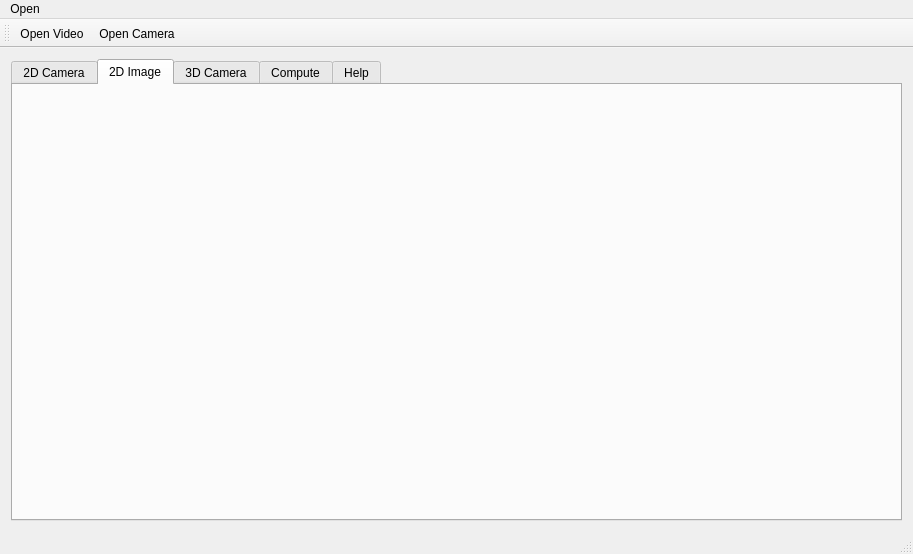
First picture: the form in mainwindow.ui, repository chenyangcheung/QinchuanCattleBMS, before the edit.
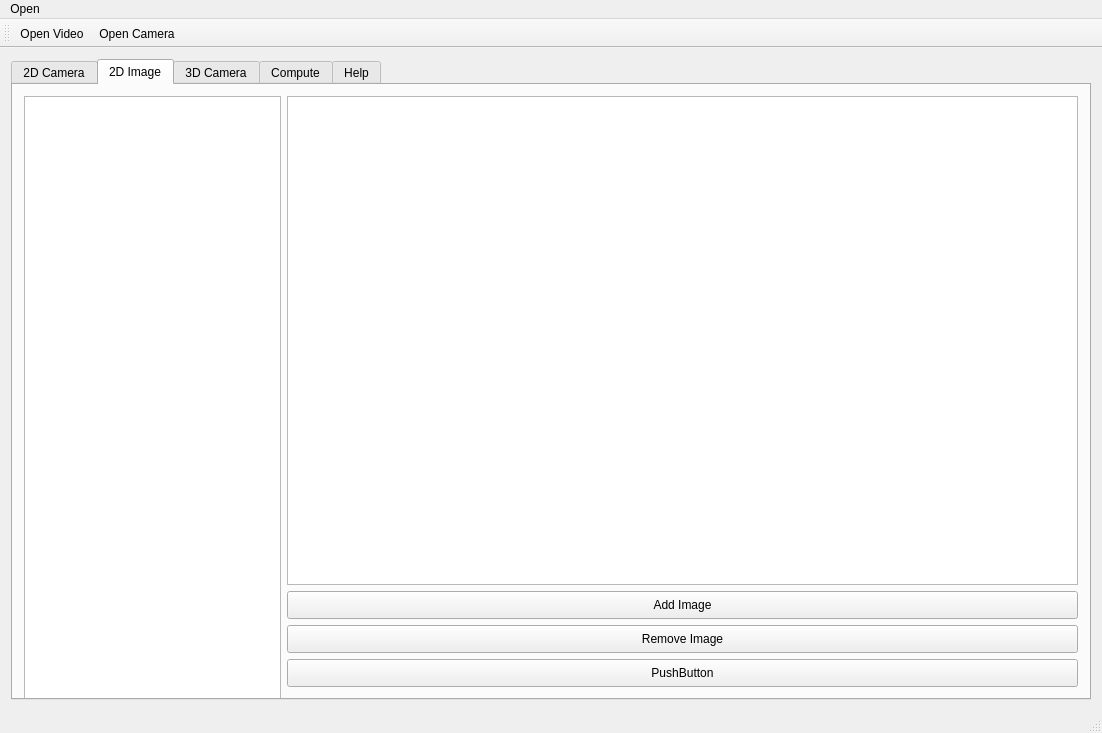
Second picture: the form after the edit. The open tabs and pages were chosen to show the change. Custom widgets are drawn as their Qt base class.

Commit message:
Complete 2D image display
* add two widget: listwidget to display image list and graphicswidget to
display images
* add two function: add image and remove image
* double-click can display current selected image item
* add function of mouse scale-in-out

What changed in the file:
```diff
--- a/mainwindow.ui
+++ b/mainwindow.ui
@@ -6,8 +6,8 @@
    <rect>
     <x>0</x>
     <y>0</y>
-    <width>913</width>
-    <height>554</height>
+    <width>1102</width>
+    <height>733</height>
    </rect>
   </property>
   <property name="windowTitle">
@@ -105,6 +105,90 @@
        <attribute name="title">
         <string>2D Image</string>
        </attribute>
+       <layout class="QGridLayout" name="gridLayout_4">
+        <item row="0" column="0">
+         <layout class="QHBoxLayout" name="horizontalLayout_2">
+          <item>
+           <widget class="QListWidget" name="imageListWidget">
+            <property name="minimumSize">
+             <size>
+              <width>256</width>
+              <height>606</height>
+             </size>
+            </property>
+            <property name="maximumSize">
+             <size>
+              <width>300</width>
+              <height>16777215</height>
+             </size>
+            </property>
+            <property name="frameShape">
+             <enum>QFrame::StyledPanel</enum>
+            </property>
+            <property name="frameShadow">
+             <enum>QFrame::Sunken</enum>
+            </property>
+            <property name="midLineWidth">
+             <number>0</number>
+            </property>
+           </widget>
+          </item>
+          <item>
+           <layout class="QVBoxLayout" name="verticalLayout">
+            <item>
+             <widget class="QGraphicsView" name="imageGraphicsView">
+              <property name="minimumSize">
+               <size>
+                <width>791</width>
+                <height>411</height>
+               </size>
+              </property>
+             </widget>
+            </item>
+            <item>
+             <widget class="QPushButton" name="addImgButton">
+              <property name="minimumSize">
+               <size>
+                <width>93</width>
+                <height>28</height>
+               </size>
+              </property>
+              <property name="text">
+               <string>Add Image</string>
+              </property>
+             </widget>
+            </item>
+            <item>
+             <widget class="QPushButton" name="rmImgButton">
+              <property name="minimumSize">
+               <size>
+                <width>93</width>
+                <height>28</height>
+               </size>
+              </property>
+              <property name="text">
+               <string>Remove Image</string>
+              </property>
+             </widget>
+            </item>
+            <item>
+             <widget class="QPushButton" name="pushButton_4">
+              <property name="minimumSize">
+               <size>
+                <width>93</width>
+                <height>28</height>
+               </size>
+              </property>
+              <property name="text">
+               <string>PushButton</string>
+              </property>
+             </widget>
+            </item>
+           </layout>
+          </item>
+         </layout>
+        </item>
+       </layout>
       </widget>
       <widget class="QWidget" name="tofCameraTab">
        <attribute name="title">
@@ -187,7 +271,7 @@
     <rect>
      <x>0</x>
      <y>0</y>
-     <width>913</width>
+     <width>1102</width>
      <height>26</height>
     </rect>
    </property>
```
Left out of the diff: 2 changed lines with no effect on the pictures. The commit also changes 3 other files.
